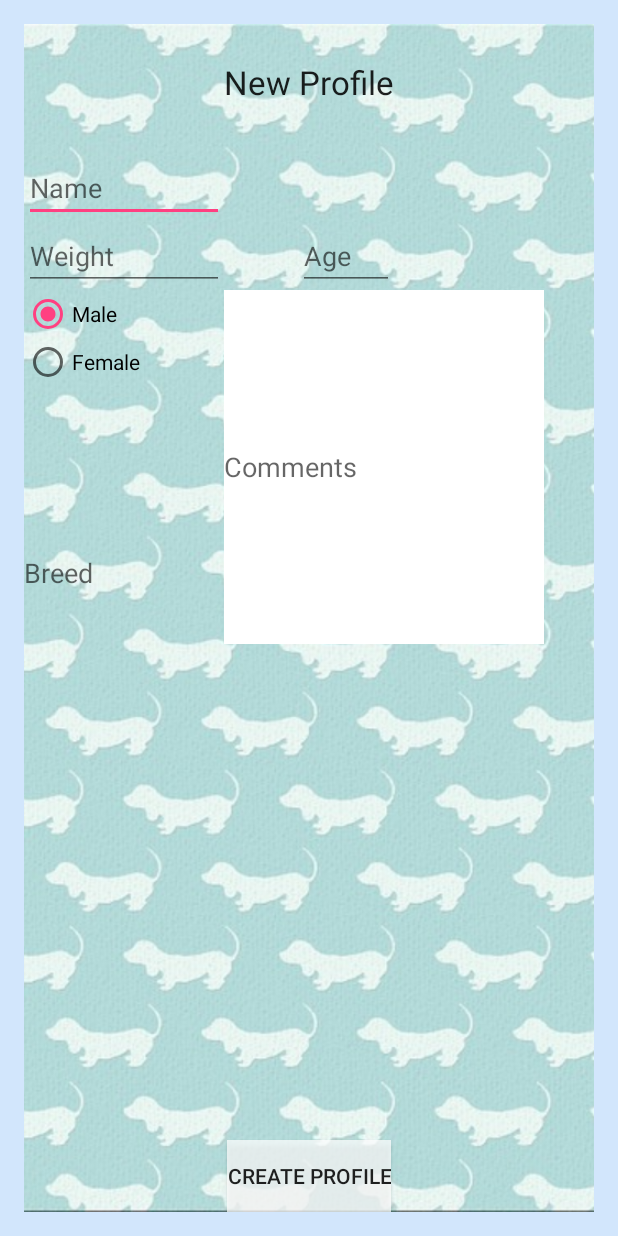
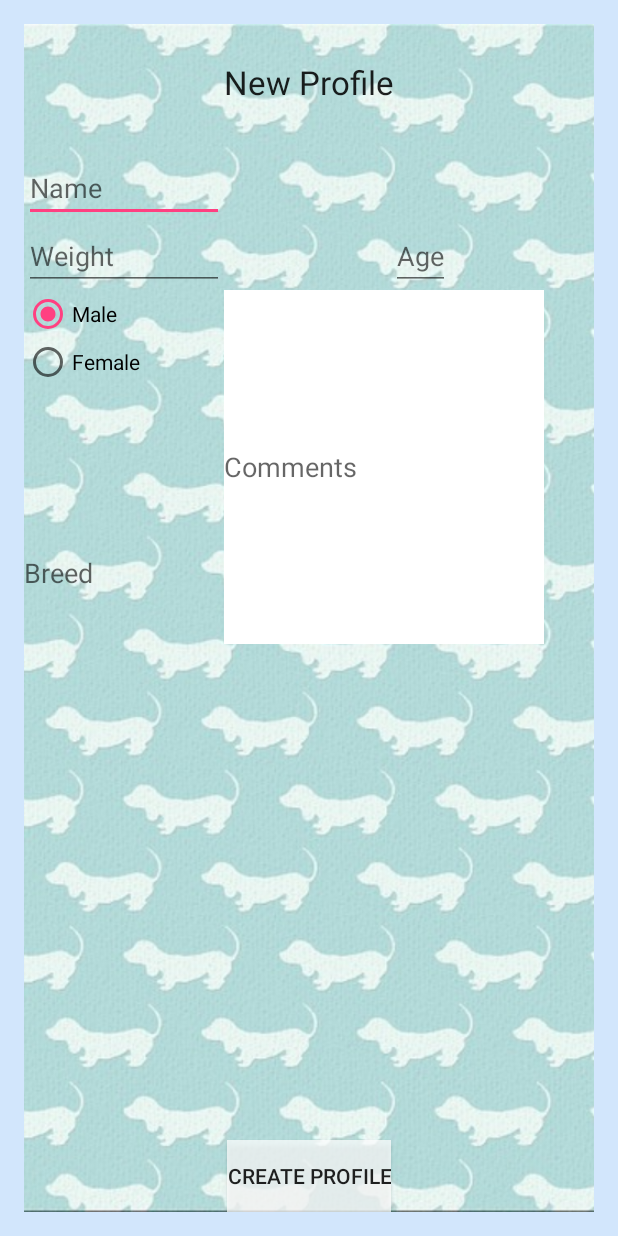
Before and after one commit to MansBestFriend/code, an Android app: the layout content_profile.xml on its own in the app's theme, with its tools: preview values and no code run, on a phone screen of 412 x 824 dp. Run offline under Robolectric (Android 15) with nearby library versions, the phone set to English and light mode, and no system bars.

Commit message:
Changed some text fields

```diff
--- a/app/src/main/res/layout/content_profile.xml
+++ b/app/src/main/res/layout/content_profile.xml
@@ -112,14 +112,10 @@
         android:layout_width="wrap_content"
         android:layout_height="wrap_content"
         android:id="@+id/ageText"
-        android:layout_above="@+id/sexRadioGroup"
-        android:layout_alignLeft="@+id/textView"
-        android:layout_alignStart="@+id/textView"
-        android:layout_marginLeft="49dp"
-        android:layout_marginStart="49dp"
-        android:layout_alignRight="@+id/textView"
-        android:layout_alignEnd="@+id/textView"
-        android:hint="Age" />
+        android:hint="Age"
+        android:layout_below="@+id/dogName"
+        android:layout_toRightOf="@+id/createProfBtn"
+        android:layout_toEndOf="@+id/createProfBtn" />
 
     <EditText
         android:layout_width="wrap_content"
```
